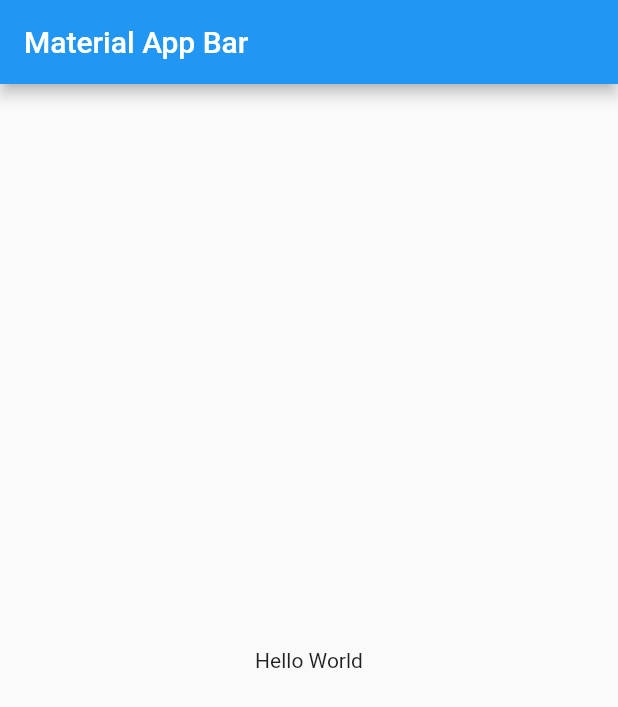
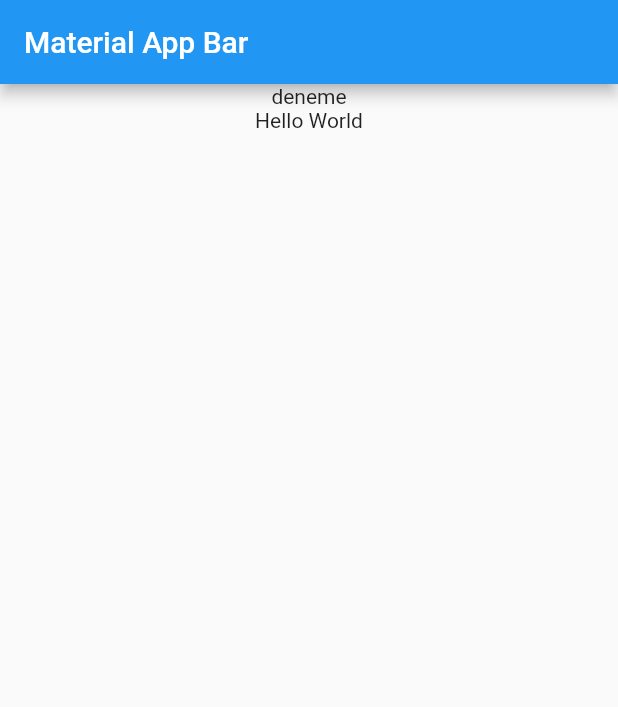
Before and after one commit to Sutas-Personel/Mobile, a Flutter app: the screen it shows after launch, on a phone screen of 412 x 824 dp. Shown: the top 707 px of the screen. Run offline on Flutter 3.47's test engine with Material 2 defaults, Android fonts, the light colour scheme and no system bars.

Commit message:
inital development branch

```diff
--- a/lib/main.dart
+++ b/lib/main.dart
@@ -12,8 +12,13 @@ class MyApp extends StatelessWidget {
           title: Text('Material App Bar'),
         ),
         body: Center(
-          child: Container(
-            child: Text('Hello World'),
+          child: Column(
+            children: [
+              Text("deneme"),
+              Container(
+                child: Text('Hello World'),
+              ),
+            ],
           ),
         ),
       ),
```
Also changed, not shown: 1 other file.
